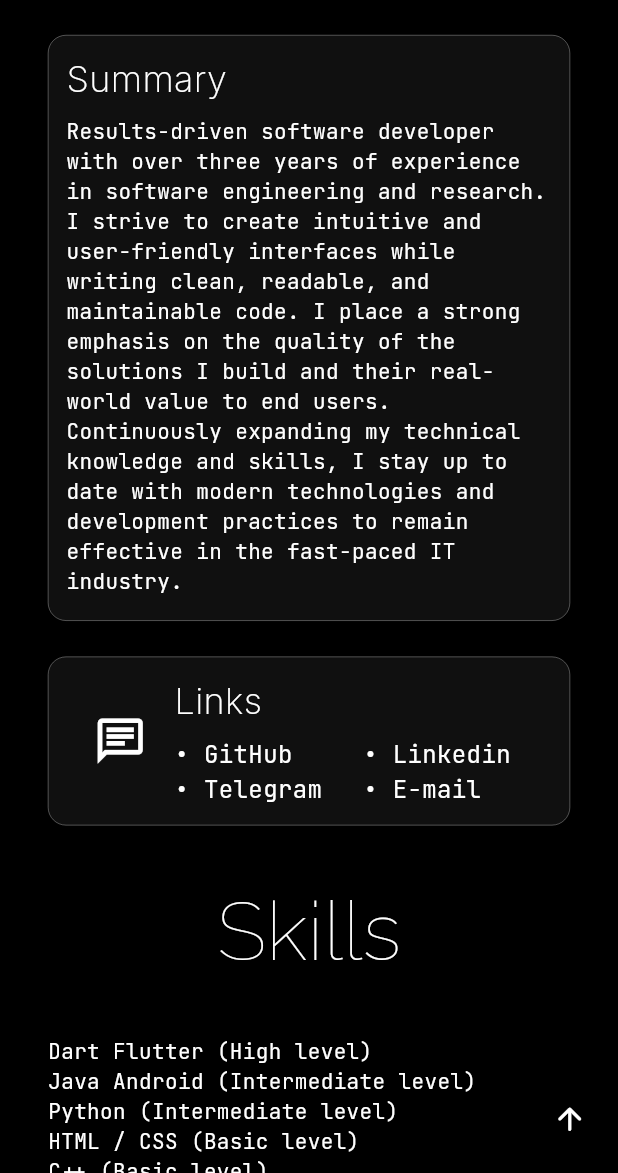
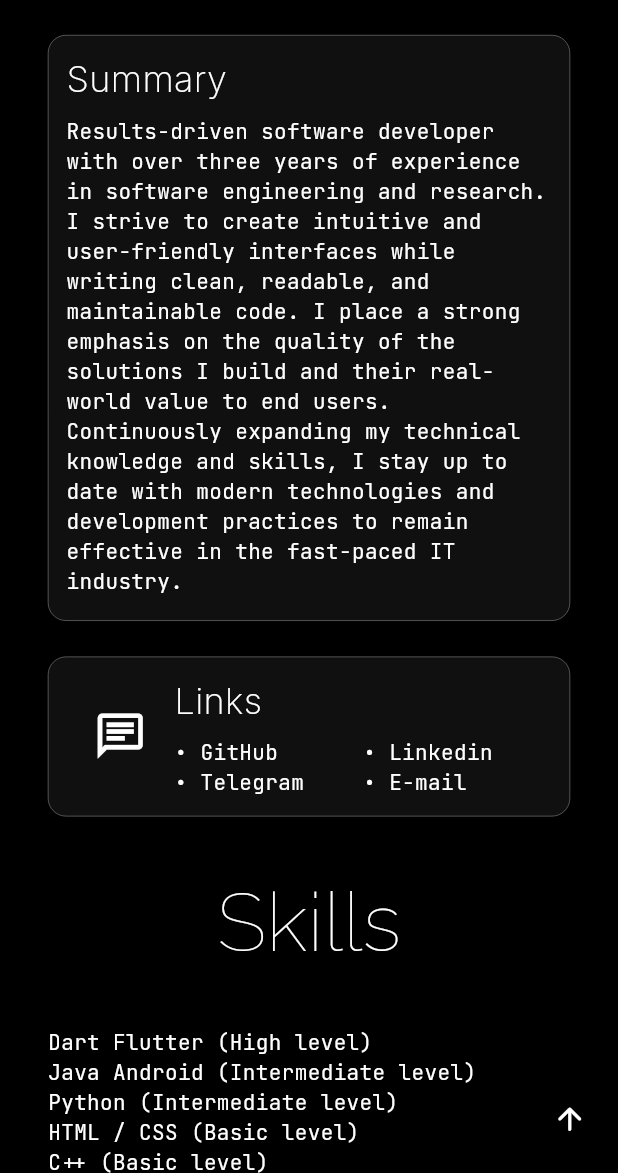
Before and after one commit to QUSAD-prod/qusad_prod_web, a Flutter app: the screen it shows after launch, scrolled down 1152 dp, on a phone screen of 412 x 824 dp, the part 63-1236 px from its top. Run offline on Flutter 3.47's test engine with Material 3 defaults, Android fonts, the phone set to English and light mode, and no system bars; our stand-ins replace animated_text_kit, sizer.

Commit message:
fix fonts loading

```diff
--- a/lib/core/theme/app_theme.dart
+++ b/lib/core/theme/app_theme.dart
@@ -1,5 +1,4 @@
 import 'package:flutter/material.dart';
-import 'package:google_fonts/google_fonts.dart';
 
 class AppTheme {
   static final lightTheme = ThemeData(
@@ -14,13 +13,14 @@ class AppTheme {
       onSecondary: Colors.white,
     ),
     textTheme: TextTheme(
-      displayLarge: GoogleFonts.manrope(
+      displayLarge: TextStyle(
+        fontFamily: 'Manrope',
         fontSize: 36,
         fontWeight: FontWeight.bold,
         color: Colors.black,
       ),
-      bodyLarge: GoogleFonts.inter(fontSize: 16, color: Color(0xFF2C2C2C)),
-      bodySmall: GoogleFonts.jetBrainsMono(fontSize: 14, color: Color(0xFF757575)),
+      bodyLarge: TextStyle(fontFamily: 'Inter', fontSize: 16, color: Color(0xFF2C2C2C)),
+      bodySmall: TextStyle(fontFamily: 'JetBrainsMono', fontSize: 14, color: Color(0xFF757575)),
     ),
   );
 
@@ -36,13 +36,14 @@ class AppTheme {
       onSecondary: Colors.white,
     ),
     textTheme: TextTheme(
-      displayLarge: GoogleFonts.manrope(
+      displayLarge: TextStyle(
+        fontFamily: 'Manrope',
         fontSize: 36,
         fontWeight: FontWeight.bold,
         color: Colors.white,
       ),
-      bodyLarge: GoogleFonts.inter(fontSize: 16, color: Color(0xFFE0E0E0)),
-      bodySmall: GoogleFonts.jetBrainsMono(fontSize: 14, color: Color(0xFFB0B0B0)),
+      bodyLarge: TextStyle(fontFamily: 'Inter', fontSize: 16, color: Color(0xFFE0E0E0)),
+      bodySmall: TextStyle(fontFamily: 'JetBrainsMono', fontSize: 14, color: Color(0xFFB0B0B0)),
     ),
   );
 }
--- a/lib/core/widgets/hovered_web_anchor.dart
+++ b/lib/core/widgets/hovered_web_anchor.dart
@@ -1,5 +1,4 @@
 import 'package:flutter/material.dart';
-import 'package:google_fonts/google_fonts.dart';
 import 'package:url_launcher/url_launcher_string.dart';
 
 /// Provides an anchor link to web URL.
@@ -21,7 +20,7 @@ class HoveredWebAnchor extends StatefulWidget {
 
 class HoveredWebAnchorState extends State<HoveredWebAnchor> {
   /// Current text style
-  TextStyle _textStyle = GoogleFonts.jetBrainsMono(fontSize: 16);
+  TextStyle _textStyle = TextStyle(fontFamily: 'JetBrainsMono');
 
   @override
   Widget build(BuildContext context) {
@@ -31,12 +30,12 @@ class HoveredWebAnchorState extends State<HoveredWebAnchor> {
       onHover: (hovered) {
         setState(() {
           if (hovered) {
-            _textStyle = GoogleFonts.jetBrainsMono(fontSize: 16);
+            _textStyle = TextStyle(fontFamily: 'JetBrainsMono');
             if (widget.underlined) {
               _textStyle = _textStyle.copyWith(decoration: TextDecoration.underline);
             }
           } else {
-            _textStyle = GoogleFonts.jetBrainsMono(fontSize: 16);
+            _textStyle = TextStyle(fontFamily: 'JetBrainsMono');
           }
         });
       },
--- a/lib/features/about_group_widgets.dart
+++ b/lib/features/about_group_widgets.dart
@@ -27,19 +27,24 @@ Widget basicInfoWidget() {
               Text(
                 'Dmitriy Ostrovskiy',
                 textAlign: TextAlign.center,
-                style: GoogleFonts.manrope(fontSize: 28, fontWeight: FontWeight.w600, height: 1),
+                style: TextStyle(
+                  fontFamily: 'Manrope',
+                  fontSize: 28,
+                  fontWeight: FontWeight.w600,
+                  height: 1,
+                ),
                 maxLines: 2,
               ),
               SizedBox(height: 8),
               Text(
                 "Middle Flutter Developer (3+ years of flutter experience)",
-                style: GoogleFonts.jetBrainsMono(),
+                style: TextStyle(fontFamily: 'JetBrainsMono'),
                 maxLines: 2,
               ),
               SizedBox(height: 4),
               Text(
                 "19 y.o. | Russian Federation, Ryazan",
-                style: GoogleFonts.jetBrainsMono(),
+                style: TextStyle(fontFamily: 'JetBrainsMono'),
                 maxLines: 2,
               ),
               SizedBox(height: 4),
@@ -64,11 +69,14 @@ Widget summaryWidget() {
       mainAxisSize: MainAxisSize.min,
       crossAxisAlignment: CrossAxisAlignment.start,
       children: [
-        Text('Summary', style: GoogleFonts.inter(fontSize: 24, fontWeight: FontWeight.w200)),
+        Text(
+          'Summary',
+          style: TextStyle(fontFamily: 'Inter', fontSize: 24, fontWeight: FontWeight.w200),
+        ),
         const SizedBox(height: 8),
         Text(
           "Results-driven software developer with over three years of experience in software engineering and research. I strive to create intuitive and user-friendly interfaces while writing clean, readable, and maintainable code. I place a strong emphasis on the quality of the solutions I build and their real-world value to end users. Continuously expanding my technical knowledge and skills, I stay up to date with modern technologies and development practices to remain effective in the fast-paced IT industry.",
-          style: GoogleFonts.jetBrainsMono(),
+          style: TextStyle(fontFamily: 'JetBrainsMono'),
         ),
         const SizedBox(height: 4),
       ],
@@ -93,7 +101,10 @@ Widget linksWidget() {
           mainAxisSize: MainAxisSize.min,
           crossAxisAlignment: CrossAxisAlignment.start,
           children: [
-            Text('Links', style: GoogleFonts.inter(fontSize: 24, fontWeight: FontWeight.w200)),
+            Text(
+              'Links',
+              style: TextStyle(fontFamily: 'Inter', fontSize: 24, fontWeight: FontWeight.w200),
+            ),
             const SizedBox(height: 8),
             Table(
               defaultColumnWidth: FixedColumnWidth(100.w > 100.h ? 15.w : 50.w - 80.2),
--- a/lib/features/home_screen.dart
+++ b/lib/features/home_screen.dart
@@ -1,6 +1,5 @@
 import 'package:animated_text_kit/animated_text_kit.dart';
 import 'package:flutter/material.dart';
-import 'package:google_fonts/google_fonts.dart';
 import 'package:qusad_prod_web/core/widgets/hovered_web_anchor.dart';
 import 'package:sizer/sizer.dart';
 
@@ -127,7 +126,10 @@ class _HomeScreenState extends State<HomeScreen> {
       surfaceTintColor: Colors.transparent,
       foregroundColor: Theme.of(context).colorScheme.primary.withValues(alpha: 1 - _logoOpacity),
       centerTitle: true,
-      title: Text('QUSAD.prod', style: GoogleFonts.raleway(fontWeight: FontWeight.w100)),
+      title: Text(
+        'QUSAD.prod',
+        style: TextStyle(fontFamily: 'Raleway', fontWeight: FontWeight.w100),
+      ),
       automaticallyImplyLeading: false,
       elevation: 0,
     );
@@ -143,7 +145,11 @@ class _HomeScreenState extends State<HomeScreen> {
               children: [
                 Text(
                   'QUSAD.prod',
-                  style: GoogleFonts.raleway(fontWeight: FontWeight.w200, fontSize: 58),
+                  style: TextStyle(
+                    fontFamily: 'Raleway',
+                    fontWeight: FontWeight.w200,
+                    fontSize: 58,
+                  ),
                 ),
                 AnimatedTextKit(
                   repeatForever: true,
@@ -151,7 +157,8 @@ class _HomeScreenState extends State<HomeScreen> {
                   animatedTexts: [
                     TypewriterAnimatedText(
                       "Middle Flutter Developer",
-                      textStyle: GoogleFonts.raleway(
+                      textStyle: TextStyle(
+                        fontFamily: 'Raleway',
                         fontWeight: FontWeight.w100,
                         fontSize: 24,
                         height: 0.5,
@@ -225,7 +232,7 @@ class _HomeScreenState extends State<HomeScreen> {
         Center(
           child: Text(
             'About me',
-            style: GoogleFonts.raleway(fontWeight: FontWeight.w100, fontSize: 54),
+            style: TextStyle(fontFamily: 'Raleway', fontWeight: FontWeight.w100, fontSize: 54),
           ),
         ),
         SizedBox(height: 32),
@@ -256,7 +263,7 @@ class _HomeScreenState extends State<HomeScreen> {
         Center(
           child: Text(
             'Skills',
-            style: GoogleFonts.raleway(fontWeight: FontWeight.w100, fontSize: 54),
+            style: TextStyle(fontFamily: 'Raleway', fontWeight: FontWeight.w100, fontSize: 54),
           ),
         ),
         SizedBox(height: 32),
@@ -265,7 +272,7 @@ class _HomeScreenState extends State<HomeScreen> {
           child: Text(
             'Dart Flutter (High level)\nJava Android (Intermediate level)\nPython (Intermediate level)\nHTML / CSS (Basic level)\nC++ (Basic level)\nGithub (Intermediate level)\nFigma (High level)\n\nClean architecture, Firebase, OneSignal, Google AdMob, Hive, Bloc, GetIt, GoRouter, AutoRoute, Dio, Talker, OpenVpn\n\nRussian (C2)\nEnglish (A2-B1)',
             textAlign: TextAlign.start,
-            style: GoogleFonts.jetBrainsMono(),
+            style: TextStyle(fontFamily: 'JetBrainsMono'),
           ),
         ),
       ],
--- a/lib/main.dart
+++ b/lib/main.dart
@@ -1,7 +1,6 @@
 import 'package:flutter/foundation.dart';
 import 'package:flutter/material.dart';
 import 'package:flutter/services.dart';
-import 'package:google_fonts/google_fonts.dart';
 import 'package:qusad_prod_web/app.dart';
 
 Future<void> main() async {
@@ -22,7 +21,5 @@ Future<void> main() async {
     yield LicenseEntryWithLineBreaks(['google_fonts'], license);
   });
 
-  GoogleFonts.config.allowRuntimeFetching = false;
-
   runApp(const App());
 }
```
Also changed, not shown: pubspec.yaml (+157 -1 lines), pubspec.lock.
